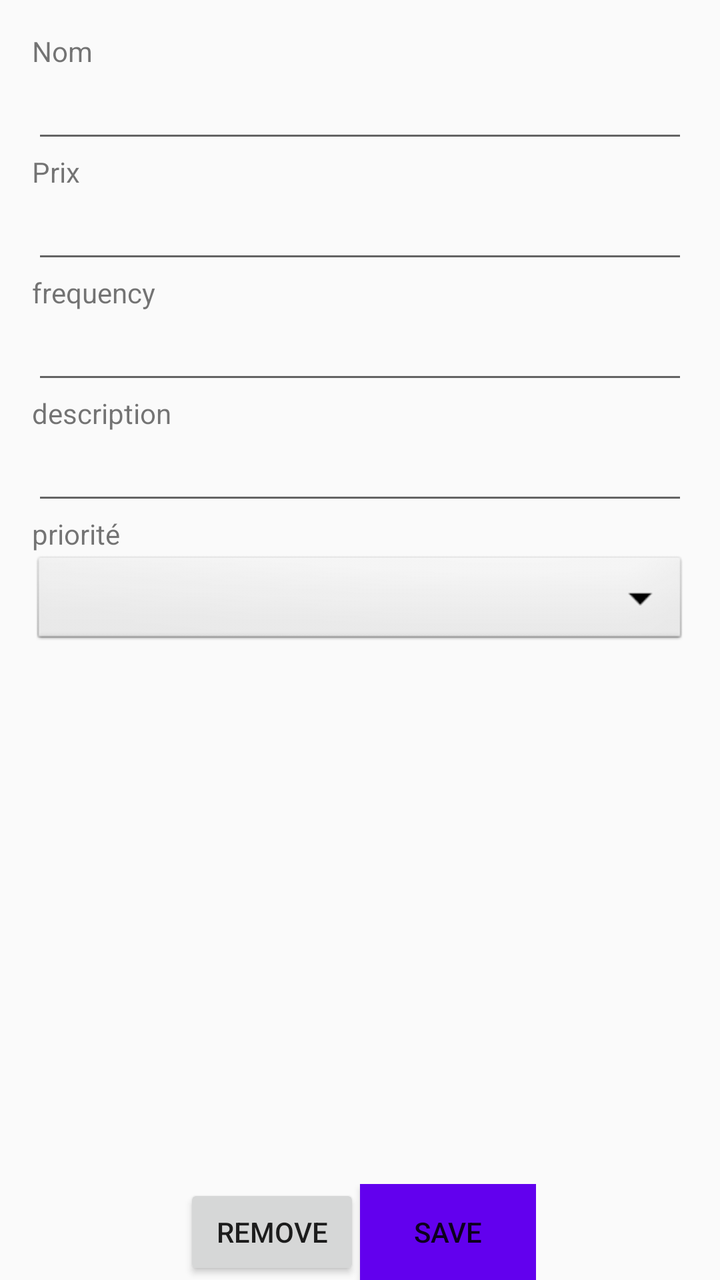
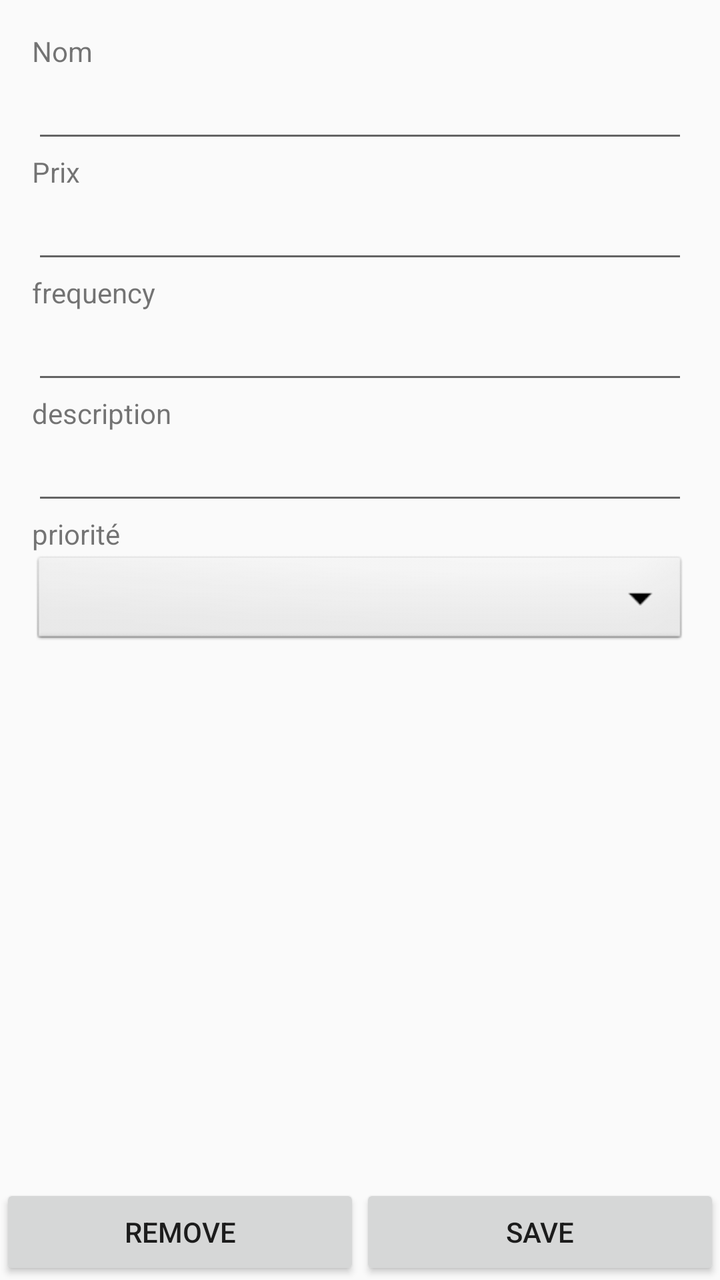

Before-and-after screenshots of an Android layout around one commit, followed by the original layout XML and the change that was made.
<!-- AndroidManifest.xml: application theme AppTheme -->
<!-- res/layout/activity_details.xml -->
<?xml version="1.0" encoding="utf-8"?>
<LinearLayout xmlns:android="http://schemas.android.com/apk/res/android"
    xmlns:tools="http://schemas.android.com/tools"
    android:layout_width="match_parent"
    android:layout_height="match_parent"
    android:orientation="vertical"
    tools:context=".ui.DetailsActivity">

    <LinearLayout
        android:layout_width="match_parent"
        android:layout_height="0dp"
        android:layout_weight="1"
        android:padding="16dp"
        android:orientation="vertical">

        <TextView
            android:layout_width="match_parent"
            android:layout_height="wrap_content"
            android:text="Nom">
        </TextView>
        <EditText
            android:id="@+id/editTextName"
            android:layout_width="match_parent"
            android:layout_height="wrap_content">
        </EditText>

        <TextView
            android:layout_width="match_parent"
            android:layout_height="wrap_content"
            android:text="Prix">
        </TextView>
        <EditText
            android:id="@+id/editTextPrice"
            android:layout_width="match_parent"
            android:layout_height="wrap_content">
        </EditText>

        <TextView
            android:layout_width="match_parent"
            android:layout_height="wrap_content"
            android:text="frequency">
        </TextView>
        <EditText
            android:id="@+id/editTextFrequency"
            android:layout_width="match_parent"
            android:layout_height="wrap_content">
        </EditText>

        <TextView
            android:layout_width="match_parent"
            android:layout_height="wrap_content"
            android:text="description">
        </TextView>
        <EditText
            android:id="@+id/editTextDescription"
            android:layout_width="match_parent"
            android:layout_height="wrap_content">
        </EditText>

        <TextView
            android:layout_width="match_parent"
            android:layout_height="wrap_content"
            android:text="priorité">
        </TextView>
        <Spinner
            android:id="@+id/priorityDropDown"
            android:layout_width="match_parent"
            android:layout_height="wrap_content"
            android:background="@android:drawable/btn_dropdown"
            android:spinnerMode="dropdown"/>

    </LinearLayout>

    <LinearLayout
        android:layout_gravity="center_horizontal"
        android:layout_width="wrap_content"
        android:layout_height="wrap_content"
        android:orientation="horizontal">

        <Button
            android:id="@+id/buttonRemove"
            android:layout_width="match_parent"
            android:layout_height="wrap_content"
            android:text="@string/remove"
            android:onClick="removeSubscription"/>

        <Button
            android:background="@color/colorPrimary"
            android:id="@+id/buttonAdd"
            android:layout_width="match_parent"
            android:layout_height="wrap_content"
            android:text="@string/save"
            android:onClick="validSubscription"/>

    </LinearLayout>

</LinearLayout>
<!-- resources referenced by this layout -->
<resources>
  <color name="colorPrimary">#6200EE</color>
  <string name="remove">Remove</string>
  <string name="save">Save</string>
  <style name="AppTheme" parent="Theme.AppCompat.Light.DarkActionBar">
          
          <item name="colorPrimary">@color/colorPrimary</item>
          <item name="colorPrimaryDark">@color/colorPrimaryDark</item>
          <item name="colorAccent">@color/colorAccent</item>
      </style>
  <color name="colorPrimaryDark">#3700B3</color>
  <color name="colorAccent">#03DAC5</color>
</resources>

<!-- the commit's change to res/layout/activity_details.xml (unified diff, before → after) -->
@@ -73,20 +73,21 @@
 
     <LinearLayout
         android:layout_gravity="center_horizontal"
-        android:layout_width="wrap_content"
+        android:layout_width="match_parent"
         android:layout_height="wrap_content"
         android:orientation="horizontal">
 
         <Button
             android:id="@+id/buttonRemove"
+            android:layout_weight="1"
             android:layout_width="match_parent"
             android:layout_height="wrap_content"
             android:text="@string/remove"
             android:onClick="removeSubscription"/>
 
         <Button
-            android:background="@color/colorPrimary"
             android:id="@+id/buttonAdd"
+            android:layout_weight="1"
             android:layout_width="match_parent"
             android:layout_height="wrap_content"
             android:text="@string/save"
